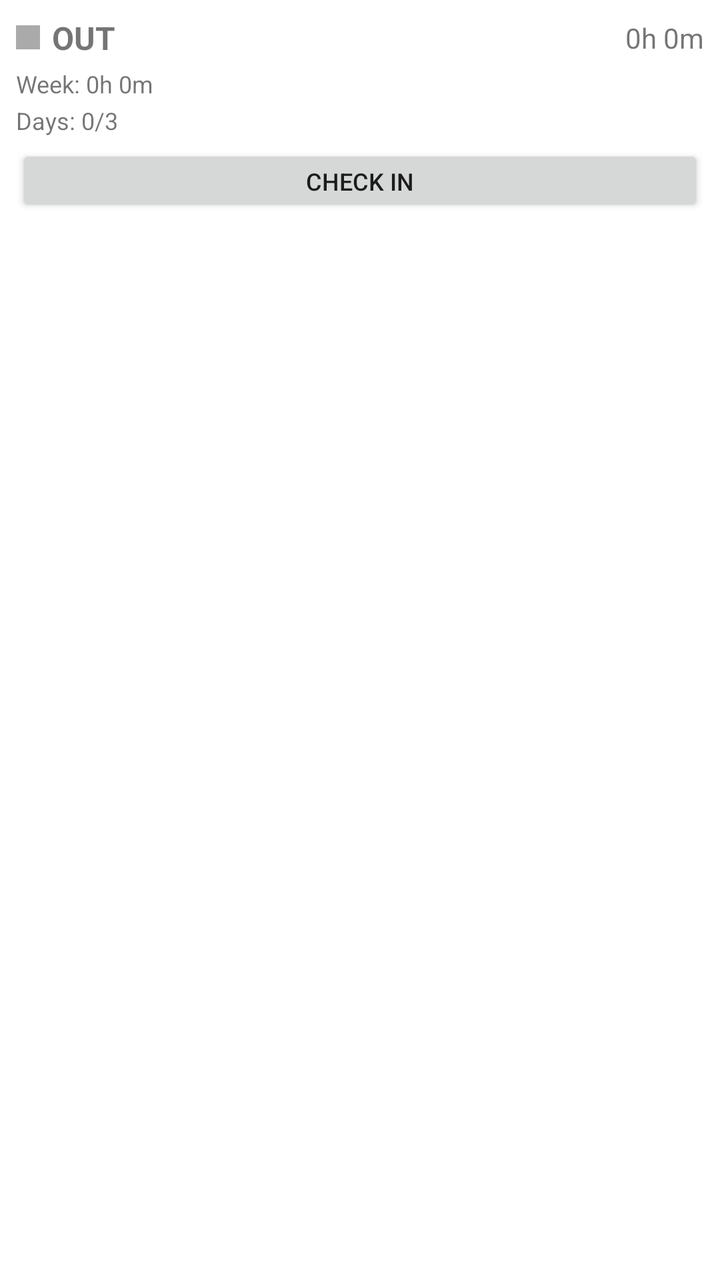
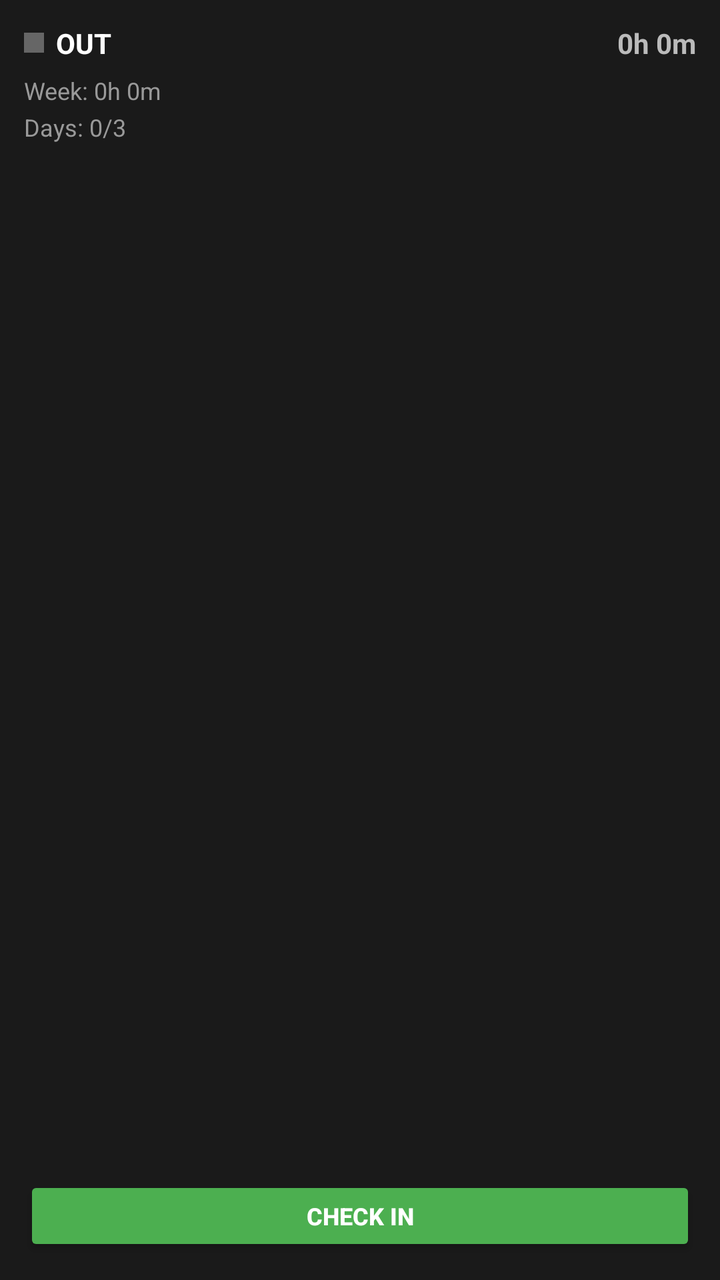

The first picture is an Android layout as it rendered before a commit; the second is the same layout after the commit. The layout source and the unified diff follow.
<!-- AndroidManifest.xml: application theme Theme.TimeKeeper -->
<!-- res/layout/widget_timekeeper.xml -->
<?xml version="1.0" encoding="utf-8"?>
<LinearLayout xmlns:android="http://schemas.android.com/apk/res/android"
    android:id="@+id/widget_root"
    android:layout_width="match_parent"
    android:layout_height="match_parent"
    android:orientation="vertical"
    android:padding="8dp"
    android:background="@android:color/white">

    
    <LinearLayout
        android:layout_width="match_parent"
        android:layout_height="wrap_content"
        android:orientation="horizontal"
        android:gravity="center_vertical">

        <TextView
            android:id="@+id/status_dot"
            android:layout_width="12dp"
            android:layout_height="12dp"
            android:background="@android:color/darker_gray"
            android:gravity="center" />

        <TextView
            android:id="@+id/status_text"
            android:layout_width="wrap_content"
            android:layout_height="wrap_content"
            android:text="OUT"
            android:textSize="16sp"
            android:textStyle="bold"
            android:paddingStart="6dp"
            android:paddingEnd="8dp" />

        <Chronometer
            android:id="@+id/session_chronometer"
            android:layout_width="0dp"
            android:layout_height="wrap_content"
            android:layout_weight="1"
            android:gravity="end"
            android:textSize="16sp"
            android:textStyle="bold"
            android:visibility="gone" />

        <TextView
            android:id="@+id/today_duration"
            android:layout_width="0dp"
            android:layout_height="wrap_content"
            android:layout_weight="1"
            android:gravity="end"
            android:text="0h 0m"
            android:textSize="14sp" />
    </LinearLayout>

    
    <TextView
        android:id="@+id/week_duration"
        android:layout_width="match_parent"
        android:layout_height="wrap_content"
        android:text="Week: 0h 0m"
        android:textSize="12sp"
        android:paddingTop="4dp" />

    
    <TextView
        android:id="@+id/days_count"
        android:layout_width="match_parent"
        android:layout_height="wrap_content"
        android:text="Days: 0/3"
        android:textSize="12sp"
        android:paddingTop="2dp" />

    
    <Button
        android:id="@+id/toggle_button"
        android:layout_width="match_parent"
        android:layout_height="36dp"
        android:layout_marginTop="4dp"
        android:text="CHECK IN"
        android:textSize="12sp"
        android:textAllCaps="true" />

</LinearLayout>
<!-- resources referenced by this layout -->
<resources>
  <style name="Theme.TimeKeeper" parent="android:Theme.Material.Light.NoActionBar" />
</resources>

<!-- the commit's change to res/layout/widget_timekeeper.xml (unified diff, before → after) -->
@@ -4,42 +4,33 @@
     android:layout_width="match_parent"
     android:layout_height="match_parent"
     android:orientation="vertical"
-    android:padding="8dp"
-    android:background="@android:color/white">
+    android:padding="12dp"
+    android:background="#FF1A1A1A">
 
     
     <LinearLayout
         android:layout_width="match_parent"
         android:layout_height="wrap_content"
         android:orientation="horizontal"
-        android:gravity="center_vertical">
+        android:gravity="center_vertical"
+        android:paddingBottom="6dp">
 
-        <TextView
+        <View
             android:id="@+id/status_dot"
-            android:layout_width="12dp"
-            android:layout_height="12dp"
-            android:background="@android:color/darker_gray"
-            android:gravity="center" />
+            android:layout_width="10dp"
+            android:layout_height="10dp"
+            android:background="#FF666666" />
 
         <TextView
             android:id="@+id/status_text"
             android:layout_width="wrap_content"
             android:layout_height="wrap_content"
             android:text="OUT"
-            android:textSize="16sp"
+            android:textSize="14sp"
             android:textStyle="bold"
+            android:textColor="#FFFFFFFF"
             android:paddingStart="6dp"
-            android:paddingEnd="8dp" />
-
-        <Chronometer
-            android:id="@+id/session_chronometer"
-            android:layout_width="0dp"
-            android:layout_height="wrap_content"
-            android:layout_weight="1"
-            android:gravity="end"
-            android:textSize="16sp"
-            android:textStyle="bold"
-            android:visibility="gone" />
+            android:paddingEnd="0dp" />
 
         <TextView
             android:id="@+id/today_duration"
@@ -48,7 +39,9 @@
             android:layout_weight="1"
             android:gravity="end"
             android:text="0h 0m"
-            android:textSize="14sp" />
+            android:textSize="14sp"
+            android:textStyle="bold"
+            android:textColor="#FFBBBBBB" />
     </LinearLayout>
 
     
@@ -58,7 +51,8 @@
         android:layout_height="wrap_content"
         android:text="Week: 0h 0m"
         android:textSize="12sp"
-        android:paddingTop="4dp" />
+        android:textColor="#FF999999"
+        android:paddingBottom="2dp" />
 
     
     <TextView
@@ -67,16 +61,24 @@
         android:layout_height="wrap_content"
         android:text="Days: 0/3"
         android:textSize="12sp"
-        android:paddingTop="2dp" />
+        android:textColor="#FF999999" />
+
+    
+    <View
+        android:layout_width="match_parent"
+        android:layout_height="0dp"
+        android:layout_weight="1" />
 
     
     <Button
         android:id="@+id/toggle_button"
         android:layout_width="match_parent"
-        android:layout_height="36dp"
-        android:layout_marginTop="4dp"
+        android:layout_height="40dp"
         android:text="CHECK IN"
         android:textSize="12sp"
+        android:textStyle="bold"
+        android:textColor="#FFFFFFFF"
+        android:backgroundTint="#FF4CAF50"
         android:textAllCaps="true" />
 
 </LinearLayout>
